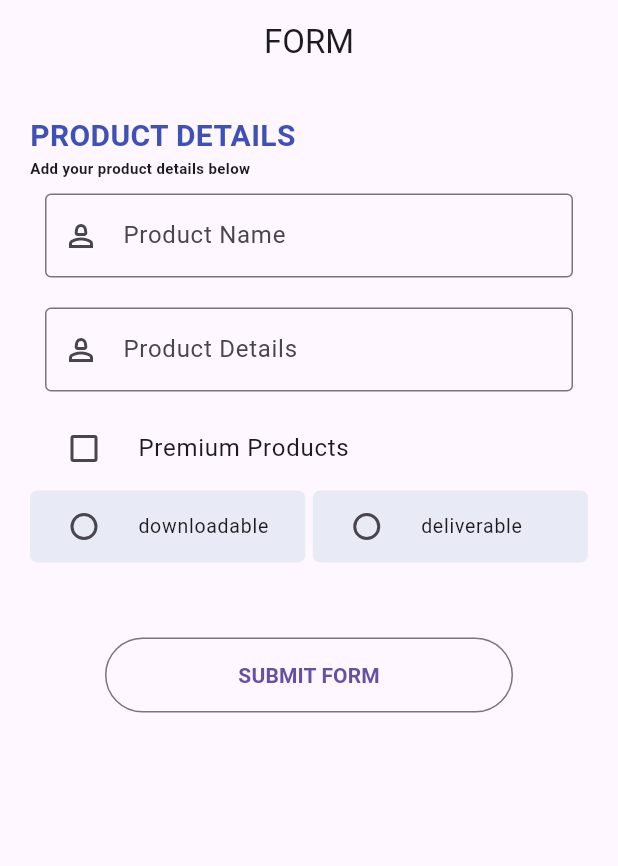
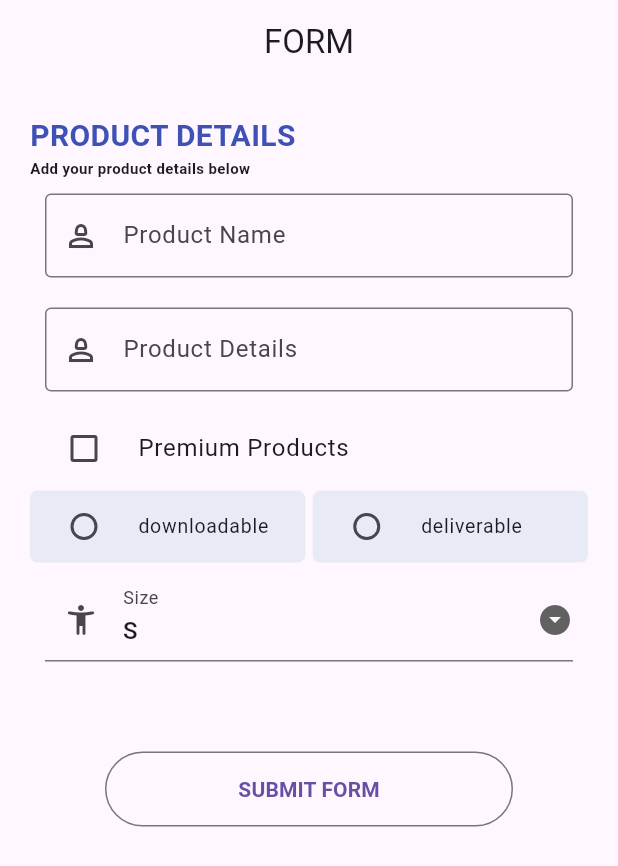
Before and after one commit to haristar/SecondFlutter, a Flutter app: the screen it shows after launch, on a phone screen of 412 x 824 dp. Shown: the top 866 px of the screen. Run offline on Flutter 3.47's test engine with Material 3 defaults, Android fonts, the phone set to English and light mode, and no system bars; our stand-ins replace font_awesome_flutter.

Commit message:
Dropdown Commit

```diff
--- a/lib/screen/MyForm.dart
+++ b/lib/screen/MyForm.dart
@@ -14,6 +14,12 @@ class _MyFormState extends State<MyForm> {
   var productName, productDetails, checkboxdetail;
   bool? checkbox = false;
   bool? checkboxlist = false;
+
+  final dropdownlist = ["S", "M", "L", "XL", "XXL", "XXXL"];
+  String? selectedval;
+  _MyFormState(){
+    selectedval = dropdownlist[0];
+  }
 
   ProductType? prodType;
 
@@ -128,7 +134,7 @@ class _MyFormState extends State<MyForm> {
                       shape: RoundedRectangleBorder(
                         borderRadius: BorderRadius.circular(5.0),
                       ),
-                      onChanged: (val){
+                      onChanged: (val) {
                         setState(() {
                           prodType = val;
                         });
@@ -145,14 +151,43 @@ class _MyFormState extends State<MyForm> {
                         borderRadius: BorderRadius.circular(5.0),
                       ),
                       tileColor: Colors.indigo.shade50,
-                      onChanged: (val){
+                      onChanged: (val) {
                         setState(() {
                           prodType = val;
                         });
-
                       }),
                 ),
               ],
+            ),
+            // DropdownButton(
+            //   value: selectedval,
+            //     items: dropdownlist.map(
+            //             (e) =>  DropdownMenuItem(child : Text(e),value : e)
+            //     ).toList(),
+            //     onChanged: (val) {
+            //       setState(() {
+            //         selectedval = val;
+            //       });
+            //     }),
+            Padding(
+              padding: const EdgeInsets.all(10.0),
+              child: DropdownButtonFormField(
+                  value: selectedval,
+                  items: dropdownlist.map(
+                          (e) =>  DropdownMenuItem(child : Text(e),value : e)
+                  ).toList(),
+                  onChanged: (val) {
+                    setState(() {
+                      selectedval = val;
+                    });
+                  },
+                icon: Icon(Icons.arrow_drop_down_circle),
+                decoration: InputDecoration(
+                  label: Text("Size"),
+                  prefixIcon: Icon(Icons.accessibility_new_rounded),
+                  border: UnderlineInputBorder(),
+                ),
+              ),
             ),
 
             // Padding(
```
